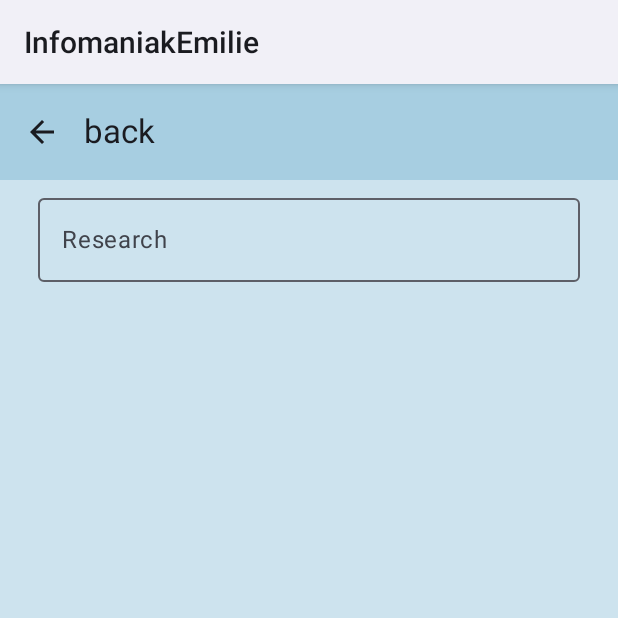
After one commit to Ysalinde/InfomaniakEmilie, an Android app built with Jetpack Compose: the ShowResearch screen opened through its navigation route, on a phone screen of 412 x 824 dp, the top half of it. The commit adds this screen. Run offline under Robolectric (Android 15) with nearby library versions, the phone set to English and light mode, and no system bars; our stand-ins replace Dagger/Hilt's generated code, livedata-compose, paging.

Commit message:
added Search possibility

```diff
--- a/app/build.gradle.kts
+++ b/app/build.gradle.kts
@@ -77,8 +77,9 @@ dependencies {
     // Navigation with Jetpack Compose
     implementation("androidx.navigation:navigation-compose:2.6.0-alpha04")
     implementation("androidx.compose.runtime:runtime:1.5.4")
-    implementation ("androidx.lifecycle:lifecycle-runtime-compose:2.6.1")
-    implementation ("androidx.lifecycle:lifecycle-viewmodel-compose:2.6.1")
+    implementation("androidx.lifecycle:lifecycle-runtime-compose:2.6.1")
+    implementation("androidx.lifecycle:lifecycle-viewmodel-compose:2.6.1")
+    implementation("androidx.compose.runtime:runtime-livedata:1.5.4")
 
     // Coil Compose
     implementation("io.coil-kt:coil-compose:2.2.2")
--- a/app/src/main/java/com/example/infomaniakemilie/MainActivity.kt
+++ b/app/src/main/java/com/example/infomaniakemilie/MainActivity.kt
@@ -2,7 +2,6 @@ package com.example.infomaniakemilie
 
 import android.content.Context
 import android.os.Bundle
-import android.util.Log
 import androidx.activity.ComponentActivity
 import androidx.activity.compose.setContent
 import androidx.compose.foundation.Image
@@ -21,6 +20,7 @@ import androidx.compose.foundation.shape.CircleShape
 import androidx.compose.foundation.shape.RoundedCornerShape
 import androidx.compose.material.icons.Icons
 import androidx.compose.material.icons.filled.ArrowBack
+import androidx.compose.material.icons.filled.Search
 import androidx.compose.material3.Card
 import androidx.compose.material3.CardDefaults
 import androidx.compose.material3.ElevatedCard
@@ -32,11 +32,13 @@ import androidx.compose.material3.Scaffold
 import androidx.compose.material3.Surface
 import androidx.compose.material3.Text
 import androidx.compose.material3.TopAppBar
+import androidx.compose.material3.TopAppBarDefaults
 import androidx.compose.runtime.Composable
 import androidx.compose.runtime.mutableStateOf
 import androidx.compose.runtime.remember
 import androidx.compose.ui.Alignment
 import androidx.compose.ui.Alignment.Companion.CenterHorizontally
+import androidx.compose.ui.Alignment.Companion.End
 import androidx.compose.ui.Modifier
 import androidx.compose.ui.draw.clip
 import androidx.compose.ui.graphics.Color
@@ -58,7 +60,10 @@ import com.example.infomaniakemilie.presentation.allshows.AllShowViewModel
 import com.example.infomaniakemilie.presentation.allshows.ShowScreen
 import com.example.infomaniakemilie.presentation.dialog.CustomDialog
 import com.example.infomaniakemilie.presentation.myshows.MyShowsScreen
+import com.example.infomaniakemilie.presentation.search.ShowResearch
+import com.example.infomaniakemilie.ui.theme.BlueDarker
 import com.example.infomaniakemilie.ui.theme.BlueLight
+import com.example.infomaniakemilie.ui.theme.BlueMedium
 import com.example.infomaniakemilie.ui.theme.InfomaniakEmilieTheme
 import com.example.infomaniakemilie.ui.theme.Pink80
 import com.example.infomaniakemilie.ui.theme.Purple80
@@ -100,12 +105,14 @@ fun NavGraph(navController: NavHostController, context: Context){
         composable(route = "homepage"){
             MainScreenLayout(navController, context)
         }
-
         composable(route = "allshows"){
             ShowAllTheShowsScreen(navController)
         }
         composable(route = "myshows"){
             ShowMyShowsScreen(navController)
+        }
+        composable(route = "research"){
+            ShowResearch(navController)
         }
     }
 }
@@ -177,6 +184,24 @@ private fun MainScreenLayout(navController: NavHostController, context: Context)
                     horizontalAlignment = CenterHorizontally,
                 ) {
 
+                    IconButton(
+                        onClick = {
+                            if (isConnected(context)) {
+                                navController.navigate("research")
+                            } else {
+                                openDialog.value = true
+                            }},
+                        modifier = Modifier.align(End)) {
+                        Icon(
+                            Icons.Filled.Search,
+                            contentDescription = "Magnifier",
+                            tint = BlueDarker,
+                            modifier = Modifier.size(48.dp)
+                        )
+                    }
+
+                    Spacer(modifier = Modifier.width(6.dp))
+
                     Card(
                         shape = RoundedCornerShape(8.dp),
                         modifier = Modifier.padding(10.dp, 5.dp, 10.dp, 10.dp),
@@ -191,7 +216,6 @@ private fun MainScreenLayout(navController: NavHostController, context: Context)
                             if (isConnected(context)) {
                                 navController.navigate("allshows")
                             } else {
-                                Log.i("INTERNET", "No Connection - Get Shows Card")
                                 openDialog.value = true
                             }
                         })) {
@@ -241,7 +265,6 @@ private fun MainScreenLayout(navController: NavHostController, context: Context)
                             if (isConnected(context)) {
                                 navController.navigate("myshows")
                             } else {
-                                Log.i("INTERNET", "No Connection - My Shows Card")
                                 openDialog.value = true
                             }
                         })) {
@@ -289,11 +312,13 @@ fun ShowAllTheShowsScreen(navController: NavHostController){
     val viewModel = hiltViewModel<AllShowViewModel>()
     val shows = viewModel.showPagingFlow.collectAsLazyPagingItems()
     Scaffold(
+        containerColor = BlueLight,
         topBar = {
             TopAppBar(
                 title = {
                     Text(text = stringResource(id = R.string.back))
                 },
+                colors = TopAppBarDefaults.smallTopAppBarColors(containerColor = BlueMedium),
                 navigationIcon = {
                     IconButton(onClick = {navController.navigate("homepage")}) {
                         Icon(
@@ -316,11 +341,13 @@ fun ShowAllTheShowsScreen(navController: NavHostController){
 @Composable
 fun ShowMyShowsScreen(navController: NavHostController){
     Scaffold(
+        containerColor = BlueLight,
         topBar = {
             TopAppBar(
                 title = {
                     Text(text = stringResource(id = R.string.back))
                 },
+                colors = TopAppBarDefaults.smallTopAppBarColors(containerColor = BlueMedium),
                 navigationIcon = {
                     IconButton(onClick = {navController.navigate("homepage")}) {
                         Icon(
--- a/app/src/main/java/com/example/infomaniakemilie/data/mappers/ShowMappers.kt
+++ b/app/src/main/java/com/example/infomaniakemilie/data/mappers/ShowMappers.kt
@@ -42,6 +42,7 @@ fun ShowEntity.toShow(): Show {
 }
 
 fun ShowDto.toShow(): Show {
+
     val year = premiered?.let {
         it.take(4)
     } ?: kotlin.run { null }
@@ -56,5 +57,5 @@ fun ShowDto.toShow(): Show {
         rating = rating?.average,
         averageRuntime = averageRuntime,
         yearPremiered = year,
-    )
+        )
 }
--- /dev/null
+++ b/app/src/main/java/com/example/infomaniakemilie/data/remote/SearchResultDto.kt
@@ -0,0 +1,6 @@
+package com.example.infomaniakemilie.data.remote
+
+data class SearchResultDto(
+    val score: Double,
+    val show: ShowDto,
+)
--- a/app/src/main/java/com/example/infomaniakemilie/presentation/myshows/MyShowsScreen.kt
+++ b/app/src/main/java/com/example/infomaniakemilie/presentation/myshows/MyShowsScreen.kt
@@ -1,7 +1,6 @@
 package com.example.infomaniakemilie.presentation.myshows
 
 
-import android.util.Log
 import androidx.compose.foundation.layout.Column
 import androidx.compose.foundation.layout.fillMaxHeight
 import androidx.compose.foundation.layout.padding
@@ -22,7 +21,6 @@ fun MyShowsScreen(){
 
     LaunchedEffect(true) {
         viewModel.getMyShowsById()
-        Log.i("MyShowsList", "My Shows: ${viewModel.myShowList.value}")
     }
 
     myShowsState?.let {value ->
--- a/app/src/main/java/com/example/infomaniakemilie/presentation/myshows/MyShowsViewModel.kt
+++ b/app/src/main/java/com/example/infomaniakemilie/presentation/myshows/MyShowsViewModel.kt
@@ -1,6 +1,5 @@
 package com.example.infomaniakemilie.presentation.myshows
 
-import android.util.Log
 import androidx.compose.runtime.getValue
 import androidx.compose.runtime.mutableStateOf
 import androidx.compose.runtime.setValue
@@ -51,7 +50,6 @@ class MyShowsViewModel @Inject constructor(
                 }
             }
             _showsList.value = listShow
-            Log.i("MyShowsList", "My Shows: ${_showsList.value}")
         }
     }
 }
--- /dev/null
+++ b/app/src/main/java/com/example/infomaniakemilie/presentation/search/ShowResearch.kt
@@ -0,0 +1,103 @@
+package com.example.infomaniakemilie.presentation.search
+
+import androidx.compose.foundation.layout.Column
+import androidx.compose.foundation.layout.fillMaxHeight
+import androidx.compose.foundation.layout.fillMaxWidth
+import androidx.compose.foundation.layout.padding
+import androidx.compose.foundation.lazy.LazyColumn
+import androidx.compose.foundation.lazy.items
+import androidx.compose.material.icons.Icons
+import androidx.compose.material.icons.filled.ArrowBack
+import androidx.compose.material3.ExperimentalMaterial3Api
+import androidx.compose.material3.Icon
+import androidx.compose.material3.IconButton
+import androidx.compose.material3.OutlinedTextField
+import androidx.compose.material3.Scaffold
+import androidx.compose.material3.Text
+import androidx.compose.material3.TopAppBar
+import androidx.compose.material3.TopAppBarDefaults
+import androidx.compose.runtime.Composable
+import androidx.compose.runtime.getValue
+import androidx.compose.runtime.livedata.observeAsState
+import androidx.compose.runtime.mutableStateOf
+import androidx.compose.runtime.remember
+import androidx.compose.runtime.setValue
+import androidx.compose.ui.Modifier
+import androidx.compose.ui.res.stringResource
+import androidx.compose.ui.tooling.preview.Preview
+import androidx.compose.ui.unit.dp
+import androidx.hilt.navigation.compose.hiltViewModel
+import androidx.navigation.NavHostController
+import androidx.navigation.compose.rememberNavController
+import com.example.infomaniakemilie.R
+import com.example.infomaniakemilie.presentation.allshows.ShowItem
+import com.example.infomaniakemilie.ui.theme.BlueLight
+import com.example.infomaniakemilie.ui.theme.BlueMedium
+import com.example.infomaniakemilie.ui.theme.InfomaniakEmilieTheme
+
+@OptIn(ExperimentalMaterial3Api::class)
+@Composable
+fun ShowResearch(navController: NavHostController){
+    val viewModel = hiltViewModel<ShowResearchViewModel>()
+    val searchResults by viewModel.searchResults.observeAsState()
+    var searchText by remember { mutableStateOf("") }
+
+    Scaffold(
+        containerColor = BlueLight,
+        topBar = {
+            TopAppBar(
+                title = {
+                    Text(text = stringResource(id = R.string.back))
+                },
+                colors = TopAppBarDefaults.smallTopAppBarColors(containerColor = BlueMedium),
+                navigationIcon = {
+                    IconButton(onClick = {navController.navigate("homepage")}) {
+                        Icon(
+                            imageVector = Icons.Filled.ArrowBack,
+                            contentDescription = "Back"
+                        )
+                    }
+                }
+            )
+        },
+    ){ contentPadding ->
+
+        Column(modifier = Modifier.padding(contentPadding)){
+
+            OutlinedTextField(
+                value = searchText,
+                label = { Text("Research") },
+                modifier = Modifier
+                    .fillMaxWidth()
+                    .padding(horizontal = 25.dp, vertical = 4.dp),
+                onValueChange = {
+                    searchText = it
+                    viewModel.searchShows(it)
+                },
+            )
+
+            searchResults?.let { value ->
+                Column(modifier = Modifier.padding(16.dp)) {
+                    LazyColumn(modifier = Modifier.fillMaxHeight()) {
+                        items(value) { show ->
+                            ShowItem(
+                                show = show
+                            )
+                        }
+                    }
+                }
+            }
+
+
+        }
+
+    }
+}
+
+@Preview
+@Composable
+private fun ShowResearchPreview(){
+    InfomaniakEmilieTheme {
+        ShowResearch(rememberNavController())
+    }
+}
--- /dev/null
+++ b/app/src/main/java/com/example/infomaniakemilie/presentation/search/ShowResearchViewModel.kt
@@ -0,0 +1,59 @@
+package com.example.infomaniakemilie.presentation.search
+
+import android.util.Log
+import androidx.compose.runtime.getValue
+import androidx.compose.runtime.mutableStateOf
+import androidx.compose.runtime.setValue
+import androidx.lifecycle.LiveData
+import androidx.lifecycle.MutableLiveData
+import androidx.lifecycle.ViewModel
+import androidx.lifecycle.viewModelScope
+import com.example.infomaniakemilie.data.local.ShowDatabase
+import com.example.infomaniakemilie.data.remote.MazeApi
+import com.example.infomaniakemilie.domain.Show
+import dagger.hilt.android.lifecycle.HiltViewModel
+import kotlinx.coroutines.launch
+import javax.inject.Inject
+
+@HiltViewModel
+class ShowResearchViewModel @Inject constructor(
+    private val apiService : MazeApi,
+    private val showDb: ShowDatabase,
+): ViewModel() {
+
+    private val _searchResults = MutableLiveData<List<Show>>()
+    val searchResults: LiveData<List<Show>> get() = _searchResults
+    var errorMessage: String by mutableStateOf("")
+
+    fun searchShows(query: String){
+        viewModelScope.launch {
+            try {
+                val response = apiService.getSearchByValue(query)
+
+                if (response.isSuccessful) {
+                    val searchResponseList = response.body()
+                    searchResponseList?.let {
+                        _searchResults.value = it.map { searchResultDto ->
+                            Show(
+                                id = searchResultDto.show.id,
+                                name = searchResultDto.show.name,
+                                language = searchResultDto.show.language,
+                                summary = searchResultDto.show.summary,
+                                mediumImage = searchResultDto.show.image?.medium,
+                                largeImage = searchResultDto.show.image?.original,
+                                rating = searchResultDto.show.rating?.average,
+                                averageRuntime = searchResultDto.show.averageRuntime,
+                                yearPremiered = searchResultDto.show.premiered?.take(4),
+                            )
+                        }
+                    }
+                    Log.i("SearchList", "My Shows: ${_searchResults.value}")
+                }
+
+            } catch (e: Exception){
+                errorMessage = "Error Message: ${e.message}"
+            }
+        }
+    }
+
+}
--- a/app/src/main/java/com/example/infomaniakemilie/ui/theme/Color.kt
+++ b/app/src/main/java/com/example/infomaniakemilie/ui/theme/Color.kt
@@ -11,3 +11,5 @@ val PurpleGrey40 = Color(0xFF625b71)
 val Pink40 = Color(0xFF7D5260)
 
 val BlueLight = Color(0xFFCDE3EE)
+val BlueMedium = Color(0xFFA7CEE1)
+val BlueDarker = Color(0xFF81B9D4)
--- a/app/src/main/res/values/strings.xml
+++ b/app/src/main/res/values/strings.xml
@@ -10,4 +10,5 @@
     <string name="noInternetContent">You don\'t have connection on this mobile actually, please turn on WiFi or Mobile network in Settings to use this function</string>
     <string name="get_shows_content">Click on this card to get all the shows present</string>
     <string name="my_shows_content">Click on this card to access randomly of 5 shows I like and pre-selected</string>
+    <string name="quick_research">Quick reserach ?</string>
 </resources>
```
